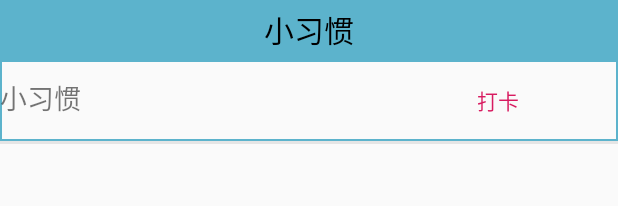
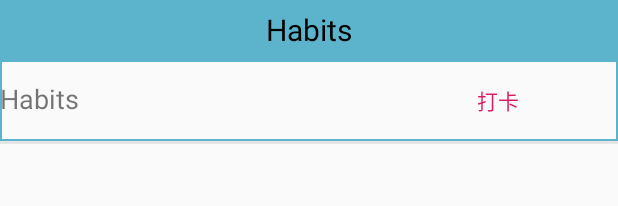
Before and after one commit to Vermouth0/Final_project, an Android app: the layout check_items.xml on its own in the app's theme, with its tools: preview values and no code run, on a phone screen of 412 x 824 dp. Shown: the top 206 px of the screen. Run offline under Robolectric (Android 15) with nearby library versions, the phone set to English and light mode, and no system bars.

Commit message:
优化了功能，更改了icon。

```diff
--- a/app/src/main/AndroidManifest.xml
+++ b/app/src/main/AndroidManifest.xml
@@ -7,10 +7,9 @@
 
 
     <application
-        android:icon="@mipmap/app_icon"
+        android:icon="@drawable/appicon"
         android:label="@string/app_name"
         android:allowBackup="true"
-        android:roundIcon="@mipmap/ic_launcher_round"
         android:supportsRtl="true"
         android:theme="@style/AppTheme">
         <activity android:name=".MainActivity" />
--- a/app/src/main/res/values/strings.xml
+++ b/app/src/main/res/values/strings.xml
@@ -1,5 +1,5 @@
 <resources>
-    <string name="app_name">小习惯</string>
+    <string name="app_name">Habits</string>
     <string name="radio_home">主页</string>
     <string name="radio_plan">计划</string>
     <string name="radio_hot">胡桃夹子</string>
```
Also changed, not shown: app/src/main/java/com/swufe/wy/slimming/HotFragment.java (+9 -0 lines), app/src/main/res/drawable-v24/appicon.png (added), app/src/main/res/mipmap-anydpi-v26/app_icon.png (deleted), app/src/main/res/mipmap-anydpi-v26/appicon.png (added), app/src/main/res/mipmap-hdpi/app_icon.png (deleted), app/src/main/res/mipmap-hdpi/appicon.png (added), app/src/main/res/mipmap-mdpi/app_icon.png (deleted), app/src/main/res/mipmap-mdpi/appicon.png (added), app/src/main/res/mipmap-xhdpi/app_icon.png (deleted), app/src/main/res/mipmap-xhdpi/appicon.png (added), app/src/main/res/mipmap-xxhdpi/app_icon.png (deleted), app/src/main/res/mipmap-xxhdpi/appicon.png (added), app/src/main/res/mipmap-xxxhdpi/app_icon.png (deleted), app/src/main/res/mipmap-xxxhdpi/appicon.png (added).
